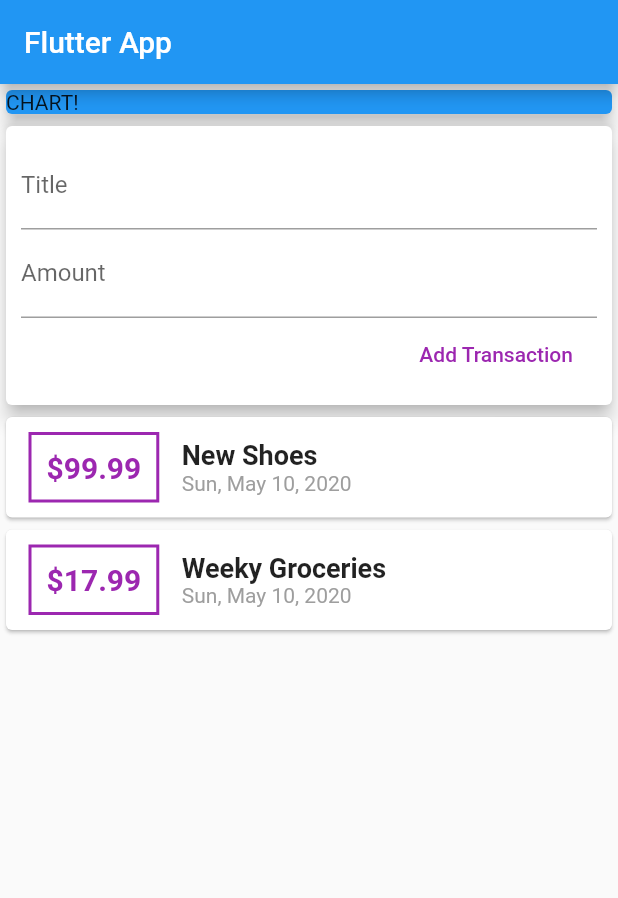
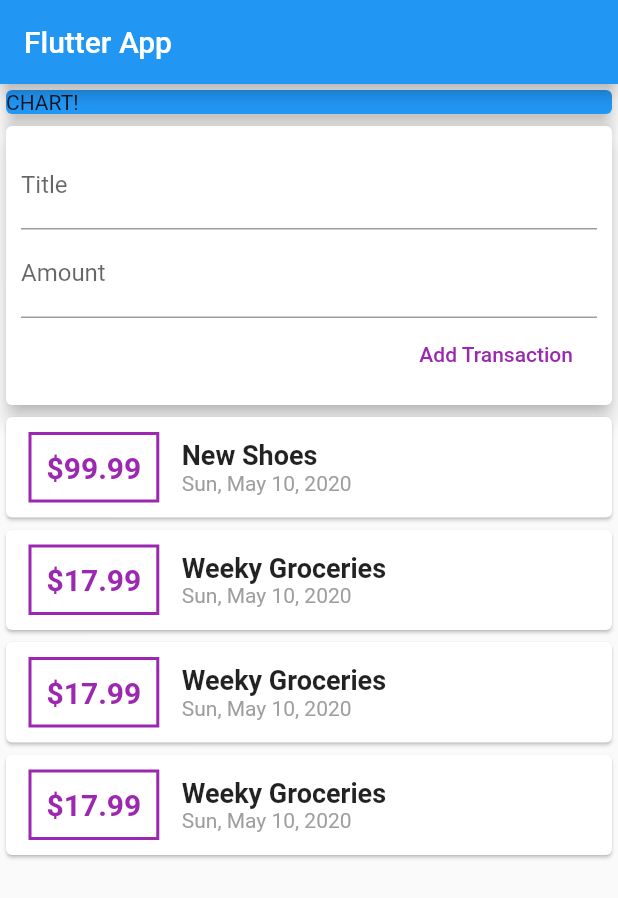
Before and after one commit to dthanhthai/ExpenseNote, a Flutter app: the screen it shows after launch, on a phone screen of 412 x 824 dp. Shown: the top 898 px of the screen. Run offline on Flutter 3.47's test engine with Material 2 defaults, Android fonts, the phone set to English and light mode, and no system bars.

Commit message:
lesson 13

```diff
--- a/expense_note/lib/main.dart
+++ b/expense_note/lib/main.dart
@@ -1,6 +1,8 @@
-import 'package:expense_note/transaction.dart';
+import 'package:expense_note/widgets/new_transaction.dart';
+import 'package:expense_note/widgets/user_transactions.dart';
+import './widgets/transaction_list.dart';
 import 'package:flutter/material.dart';
-import 'package:intl/intl.dart';
+import 'models/transaction.dart';
 
 void main() => runApp(MyApp());
 
@@ -15,20 +17,14 @@ class MyApp extends StatelessWidget {
 }
 
 class MyHomePage extends StatelessWidget {
-  final List<Transaction> transactions = [
-    Transaction(
-        id: "t1", title: "New Shoes", amount: 99.99, date: DateTime.now()),
-    Transaction(
-        id: "t1", title: "Weeky Groceries", amount: 17.99, date: DateTime.now())
-  ];
-
   @override
   Widget build(BuildContext context) {
     return Scaffold(
       appBar: AppBar(
         title: Text('Flutter App'),
       ),
-      body: Column(
+      body: SingleChildScrollView(
+        child: Column(
 //        mainAxisAlignment: MainAxisAlignment.spaceAround,
           crossAxisAlignment: CrossAxisAlignment.center,
           children: <Widget>[
@@ -40,66 +36,9 @@ class MyHomePage extends StatelessWidget {
                 elevation: 5,
               ),
             ),
-          Card(
-            elevation: 5,
-            child: Container(
-              padding: EdgeInsets.all(10),
-              child: Column(
-                crossAxisAlignment: CrossAxisAlignment.end,
-                children: <Widget>[
-                  TextField(
-                    decoration: InputDecoration(labelText: 'Title'),
-                  ),
-                  TextField(
-                    decoration: InputDecoration(labelText: 'Amount'),
-                  ),
-                  FlatButton(
-                    child: Text('Add Transaction'),
-                    textColor: Colors.purple,
-                    onPressed: () {},
-                  ),
+            UserTransactions()
           ],
         ),
-            ),
-          ),
-          Column(
-              children: transactions.map((tx) {
-            return Card(
-              child: Row(
-                children: <Widget>[
-                  Container(
-                    margin: EdgeInsets.symmetric(vertical: 10, horizontal: 15),
-                    decoration: BoxDecoration(
-                        border: Border.all(
-                      color: Colors.purple,
-                      width: 2,
-                    )),
-                    padding: EdgeInsets.all(10),
-                    child: Text('\$${tx.amount}',
-                        style: TextStyle(
-                            fontWeight: FontWeight.bold,
-                            fontSize: 20,
-                            color: Colors.purple)),
-                  ),
-                  Column(
-                    crossAxisAlignment: CrossAxisAlignment.start,
-                    children: <Widget>[
-                      Text(
-                        tx.title,
-                        style: TextStyle(
-                            fontSize: 18, fontWeight: FontWeight.bold),
-                      ),
-                      Text(
-                        DateFormat.yMMMEd().format(tx.date),
-                        style: TextStyle(color: Colors.grey),
-                      )
-                    ],
-                  )
-                ],
-              ),
-            );
-          }).toList()),
-        ],
       ),
     );
   }
--- /dev/null
+++ b/expense_note/lib/widgets/new_transaction.dart
@@ -0,0 +1,43 @@
+import 'package:flutter/material.dart';
+
+class NewTransaction extends StatelessWidget {
+
+  final titleController = TextEditingController();
+  final amountController = TextEditingController();
+  final Function addTx;
+
+  NewTransaction(this.addTx);
+
+  @override
+  Widget build(BuildContext context) {
+    return Card(
+      elevation: 5,
+      child: Container(
+        padding: EdgeInsets.all(10),
+        child: Column(
+          crossAxisAlignment: CrossAxisAlignment.end,
+          children: <Widget>[
+            TextField(
+              decoration: InputDecoration(labelText: 'Title'),
+              controller: titleController,
+//                    onChanged: (value) => titleInput = value,
+            ),
+            TextField(
+              decoration: InputDecoration(labelText: 'Amount'),
+              keyboardType: TextInputType.number,
+              controller: amountController,
+//                    onChanged: (value) => amountInput = value,
+            ),
+            FlatButton(
+              child: Text('Add Transaction'),
+              textColor: Colors.purple,
+              onPressed: () {
+                addTx(titleController.text, double.parse(amountController.text));
+              },
+            ),
+          ],
+        ),
+      ),
+    );
+  }
+}
--- /dev/null
+++ b/expense_note/lib/widgets/transaction_list.dart
@@ -0,0 +1,56 @@
+import 'package:expense_note/models/transaction.dart';
+import 'package:flutter/material.dart';
+import 'package:intl/intl.dart';
+
+class TransactionList extends StatelessWidget {
+  final List<Transaction> transaction;
+
+  TransactionList(this.transaction);
+
+  @override
+  Widget build(BuildContext context) {
+    return Container(
+      height: 300,
+      child: SingleChildScrollView(
+        child: Column(
+          children: transaction.map((tx) {
+            return Card(
+              child: Row(
+                children: <Widget>[
+                  Container(
+                    margin: EdgeInsets.symmetric(vertical: 10, horizontal: 15),
+                    decoration: BoxDecoration(
+                        border: Border.all(
+                      color: Colors.purple,
+                      width: 2,
+                    )),
+                    padding: EdgeInsets.all(10),
+                    child: Text('\$${tx.amount}',
+                        style: TextStyle(
+                            fontWeight: FontWeight.bold,
+                            fontSize: 20,
+                            color: Colors.purple)),
+                  ),
+                  Column(
+                    crossAxisAlignment: CrossAxisAlignment.start,
+                    children: <Widget>[
+                      Text(
+                        tx.title,
+                        style: TextStyle(
+                            fontSize: 18, fontWeight: FontWeight.bold),
+                      ),
+                      Text(
+                        DateFormat.yMMMEd().format(tx.date),
+                        style: TextStyle(color: Colors.grey),
+                      ),
+                    ],
+                  )
+                ],
+              ),
+            );
+          }).toList(),
+        ),
+      ),
+    );
+  }
+}
--- /dev/null
+++ b/expense_note/lib/widgets/user_transactions.dart
@@ -0,0 +1,53 @@
+import 'package:expense_note/models/transaction.dart';
+
+import './new_transaction.dart';
+import './transaction_list.dart';
+import 'package:flutter/material.dart';
+
+class UserTransactions extends StatefulWidget {
+  @override
+  _UserTransactionsState createState() => _UserTransactionsState();
+}
+
+class _UserTransactionsState extends State<UserTransactions> {
+  final List<Transaction> _userTransaction = [
+    Transaction(
+        id: "t1", title: "New Shoes", amount: 99.99, date: DateTime.now()),
+    Transaction(
+        id: "t1", title: "Weeky Groceries", amount: 17.99, date: DateTime.now()),
+    Transaction(
+        id: "t1", title: "Weeky Groceries", amount: 17.99, date: DateTime.now()),
+    Transaction(
+        id: "t1", title: "Weeky Groceries", amount: 17.99, date: DateTime.now()),
+    Transaction(
+        id: "t1", title: "Weeky Groceries", amount: 17.99, date: DateTime.now()),
+    Transaction(
+        id: "t1", title: "Weeky Groceries", amount: 17.99, date: DateTime.now()),
+    Transaction(
+        id: "t1", title: "Weeky Groceries", amount: 17.99, date: DateTime.now()),
+    Transaction(
+        id: "t1", title: "Weeky Groceries", amount: 17.99, date: DateTime.now())
+  ];
+
+  void _addNewTransaction(String txTitle, double amount) {
+    final newTx = Transaction(
+        title: txTitle,
+        amount: amount,
+        date: DateTime.now(),
+        id: DateTime.now().toString());
+
+    setState(() {
+      _userTransaction.add(newTx);
+    });
+  }
+
+  @override
+  Widget build(BuildContext context) {
+    return Column(
+      children: <Widget>[
+        NewTransaction(_addNewTransaction),
+        TransactionList(_userTransaction)
+      ],
+    );
+  }
+}
--- a/expense_note/pubspec.yaml
+++ b/expense_note/pubspec.yaml
@@ -14,7 +14,7 @@ description: A new Flutter application.
 version: 1.0.0+1
 
 environment:
-  sdk: ">=2.1.0 <3.0.0"
+  sdk: ">=2.2.0 <3.0.0"
 
 dependencies:
   flutter:
```
Also changed, not shown: expense_note/lib/models/transaction.dart (renamed from expense_note/lib/transaction.dart), expense_note/pubspec.lock. Lines whose indentation alone changed are shown as unchanged.
